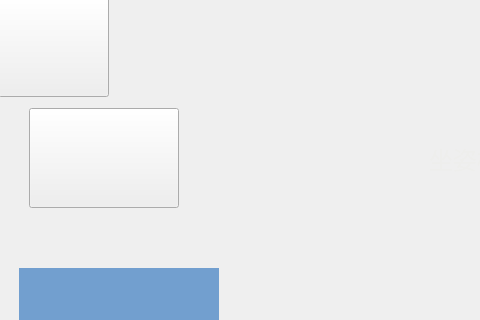
This is set.ui in nanxing23/Smart-desk as Qt 5 draws it before an edit; both pictures show x 0 to 480 and y 0 to 320 of the 800 by 480 pixel window. The edited form follows.
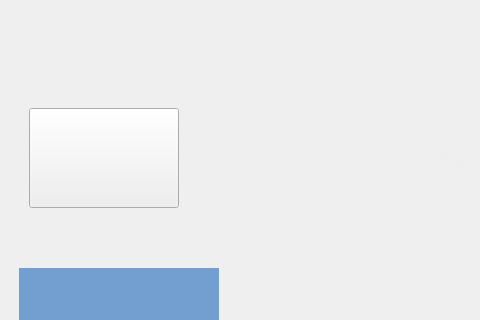
This is the edited form. Icons and pictures are not drawn.

```diff
--- a/set.ui
+++ b/set.ui
@@ -96,24 +96,6 @@
      <enum>Qt::Vertical</enum>
     </property>
    </widget>
-   <widget class="QPushButton" name="return_2">
-    <property name="geometry">
-     <rect>
-      <x>-1</x>
-      <y>-2</y>
-      <width>111</width>
-      <height>101</height>
-     </rect>
-    </property>
-    <property name="styleSheet">
-     <string notr="true">QPushButton{
-	border-image: url(:/image/return.png);
-}</string>
-    </property>
-    <property name="text">
-     <string/>
-    </property>
-   </widget>
    <widget class="QPushButton" name="zzjc">
     <property name="geometry">
      <rect>
```
